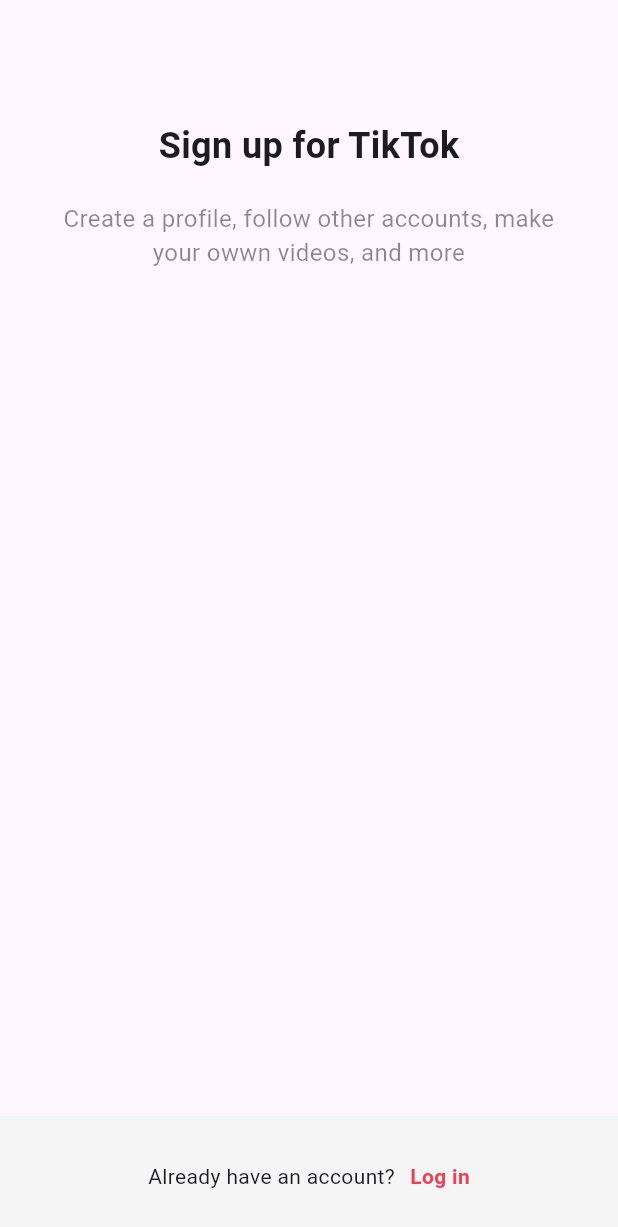
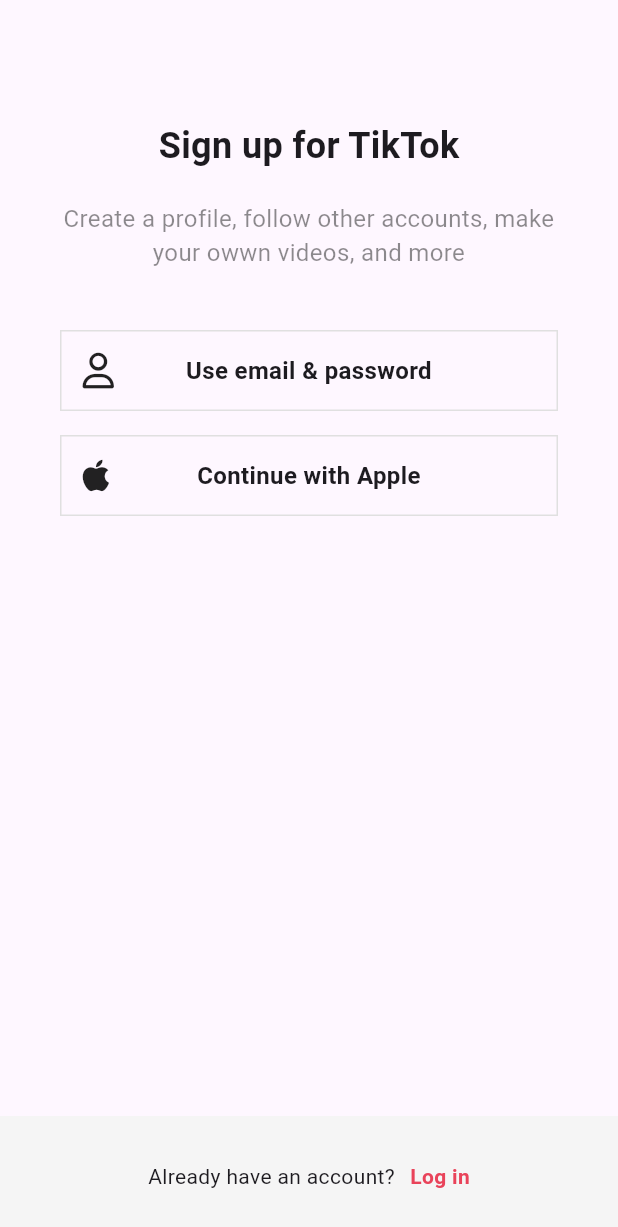
Before and after one commit to lee-jaemmin/tiktokclone, a Flutter app: the screen it shows after launch, on a phone screen of 412 x 824 dp. Shown: the top 1227 px of the screen. Run offline on Flutter 3.47's test engine with Material 3 defaults, Android fonts, the phone set to English and light mode, and no system bars; our stand-ins replace font_awesome_flutter.

Commit message:
AuthButton

```diff
--- /dev/null
+++ b/lib/features/authentication/log_in_screen.dart
@@ -0,0 +1,85 @@
+import 'package:flutter/material.dart';
+import 'package:tiktokclone/constants/gaps.dart';
+import 'package:tiktokclone/constants/sizes.dart';
+import 'package:tiktokclone/features/authentication/widgets/auth_button.dart';
+import 'package:font_awesome_flutter/font_awesome_flutter.dart';
+
+class LoginScreen extends StatelessWidget {
+  const LoginScreen({super.key});
+
+  void onSignupTap(BuildContext context) {
+    Navigator.of(context).pop(); // 여기서도 push하면 stack에 계속 쌓임.
+  }
+
+  @override
+  Widget build(BuildContext context) {
+    return Scaffold(
+      // 반드시 필요
+      body: SafeArea(
+        // '이 안에는 child가 있게 된다'고 보장
+        child: Padding(
+          // 화면 전체 수평 padding 설정
+          padding: const EdgeInsets.symmetric(
+            horizontal: Sizes.size40,
+          ),
+          child: Column(
+            children: [
+              Gaps.v80,
+              Text(
+                'Log in to TikTok',
+                style: TextStyle(
+                  fontSize: Sizes.size24,
+                  fontWeight: FontWeight.w700,
+                ),
+              ),
+              Gaps.v20,
+              Text(
+                'Manage your account, check notifications, comment on videos, and more.',
+                style: TextStyle(
+                  fontSize: Sizes.size16,
+                  color: Colors.black45,
+                ),
+                textAlign: TextAlign.center,
+              ),
+              Gaps.v40,
+              AuthButton(
+                text: "Use email & password",
+                icon: FaIcon(FontAwesomeIcons.user),
+              ),
+              Gaps.v16,
+
+              AuthButton(
+                text: "Continue with Apple ",
+                icon: FaIcon(FontAwesomeIcons.apple),
+              ),
+            ],
+          ),
+        ),
+      ),
+      bottomNavigationBar: BottomAppBar(
+        color: Colors.grey.shade100,
+        elevation: 2,
+        child: Padding(
+          padding: const EdgeInsets.symmetric(vertical: Sizes.size4),
+          child: Row(
+            mainAxisAlignment: MainAxisAlignment.center,
+            children: [
+              Text("Don't have an account?"),
+              Gaps.h10,
+              GestureDetector(
+                onTap: () => onSignupTap(context),
+                child: Text(
+                  'Sign up',
+                  style: TextStyle(
+                    color: Theme.of(context).primaryColor,
+                    fontWeight: FontWeight.w600,
+                  ),
+                ),
+              ),
+            ],
+          ),
+        ),
+      ),
+    );
+  }
+}
--- /dev/null
+++ b/lib/features/authentication/sign_up_screen.dart
@@ -0,0 +1,96 @@
+import 'package:flutter/material.dart';
+import 'package:font_awesome_flutter/font_awesome_flutter.dart';
+import 'package:tiktokclone/constants/gaps.dart';
+import 'package:tiktokclone/constants/sizes.dart';
+import 'package:tiktokclone/features/authentication/log_in_screen.dart';
+import 'package:tiktokclone/features/authentication/widgets/auth_button.dart';
+
+class SignUpScreen extends StatelessWidget {
+  const SignUpScreen({super.key});
+
+  // action을 위해서는 여기 함수 선언 (1번)
+  void onLoginTap(BuildContext context) {
+    Navigator.of(context).push(
+      // MateiralApp에는 Navigator 자동 포함
+      MaterialPageRoute(
+        // builder: 새 페이지 생성하는 함수
+        builder: (context) => LoginScreen(),
+        // context: LoginScreen의 위치. 그 위치에 loginscreen을 부른다는 뜻.
+      ),
+    );
+  }
+
+  @override
+  Widget build(BuildContext context) {
+    return Scaffold(
+      // 반드시 필요
+      body: SafeArea(
+        // '이 안에는 child가 있게 된다'고 보장
+        child: Padding(
+          // 화면 전체 수평 padding 설정
+          padding: const EdgeInsets.symmetric(
+            horizontal: Sizes.size40,
+          ),
+          child: Column(
+            children: [
+              Gaps.v80,
+              Text(
+                'Sign up for TikTok',
+                style: TextStyle(
+                  fontSize: Sizes.size24,
+                  fontWeight: FontWeight.w700,
+                ),
+              ),
+              Gaps.v20,
+              Text(
+                'Create a profile, follow other accounts, make your owwn videos, and more',
+                style: TextStyle(
+                  fontSize: Sizes.size16,
+                  color: Colors.black45,
+                ),
+                textAlign: TextAlign.center,
+              ),
+              Gaps.v40,
+              AuthButton(
+                text: "Use email & password",
+                icon: FaIcon(FontAwesomeIcons.user),
+              ),
+              Gaps.v16,
+
+              AuthButton(
+                text: "Continue with Apple ",
+                icon: FaIcon(FontAwesomeIcons.apple),
+              ),
+            ],
+          ),
+        ),
+      ),
+      bottomNavigationBar: BottomAppBar(
+        color: Colors.grey.shade100,
+        elevation: 2,
+        child: Padding(
+          padding: const EdgeInsets.symmetric(vertical: Sizes.size4),
+          child: Row(
+            mainAxisAlignment: MainAxisAlignment.center,
+            children: [
+              Text('Already have an account?'),
+              Gaps.h10,
+              GestureDetector(
+                onTap: () => onLoginTap(context),
+                // (); 익명함수. onTap이 함수를 기대한대.
+                // 함수 내용이 => 뒤에 있는 거.
+                child: Text(
+                  'Log in',
+                  style: TextStyle(
+                    color: Theme.of(context).primaryColor,
+                    fontWeight: FontWeight.w600,
+                  ),
+                ),
+              ),
+            ],
+          ),
+        ),
+      ),
+    );
+  }
+}
--- /dev/null
+++ b/lib/features/authentication/widgets/auth_button.dart
@@ -0,0 +1,48 @@
+import 'package:flutter/material.dart';
+import 'package:tiktokclone/constants/sizes.dart';
+import 'package:font_awesome_flutter/font_awesome_flutter.dart';
+
+class AuthButton extends StatelessWidget {
+  final String
+  text; // 외부에서 AuthButton을 어찌 사용하는지 보면 됨. text 라는 String 객체가 파라미터로 쓰임.
+  final FaIcon icon;
+
+  const AuthButton({super.key, required this.text, required this.icon});
+
+  @override
+  Widget build(BuildContext context) {
+    return FractionallySizedBox(
+      // 버튼이 양 옆으로 꽉 찼으면 좋겠어서 사용
+      // 부모의 사이즈에 비례해서 크기를 정함. 1000px의 widthFactor 1 ==> 1000px
+      // 여기서는 padding 내부의 column이 부모가 됨.
+      widthFactor: 1,
+      child: Container(
+        padding: EdgeInsets.all(Sizes.size14),
+        decoration: BoxDecoration(
+          border: Border.all(
+            color: Colors.grey.shade300,
+            width: Sizes.size1,
+          ),
+        ),
+        child: Stack(
+          alignment: Alignment.center,
+          children: [
+            Align(
+              // icon은 왼쪽으로 밀고 싶어서. Align으로 감쌈.
+              alignment: Alignment.centerLeft,
+              child: icon,
+            ),
+            Text(
+              text,
+              textAlign: TextAlign.center,
+              style: TextStyle(
+                fontSize: Sizes.size16,
+                fontWeight: FontWeight.w600,
+              ),
+            ),
+          ],
+        ),
+      ),
+    );
+  }
+}
--- a/lib/main.dart
+++ b/lib/main.dart
@@ -1,7 +1,7 @@
 import 'package:flutter/material.dart';
 import 'package:tiktokclone/constants/sizes.dart';
 import 'package:tiktokclone/constants/gaps.dart';
-import 'package:tiktokclone/screens/sign_up/sign_up_screen.dart';
+import 'package:tiktokclone/features/authentication/sign_up_screen.dart';
 
 void main() {
   runApp(const TikTokApp());
@@ -18,7 +18,7 @@ class TikTokApp extends StatelessWidget {
       theme: ThemeData(
         primaryColor: Color(0xFFE9435A),
       ),
-      home: SignUpScreen()
+      home: SignUpScreen(),
     );
   }
 }
--- a/lib/screens/sign_up/sign_up_screen.dart
+++ /dev/null
@@ -1,61 +0,0 @@
-import 'package:flutter/material.dart';
-import 'package:tiktokclone/constants/gaps.dart';
-import 'package:tiktokclone/constants/sizes.dart';
-
-class SignUpScreen extends StatelessWidget {
-  const SignUpScreen({super.key});
-
-  @override
-  Widget build(BuildContext context) {
-    return Scaffold( // 반드시 필요
-      body: SafeArea( // '이 안에는 child가 있게 된다'고 보장
-        child: Padding( // 화면 전체 수평 padding 설정
-          padding: const EdgeInsets.symmetric(
-            horizontal: Sizes.size40,
-          ),
-          child: Column(
-            children: [
-              Gaps.v80,
-              Text(
-                'Sign up for TikTok',
-                style: TextStyle(
-                  fontSize: Sizes.size24,
-                  fontWeight: FontWeight.w700,
-                ),
-              ),
-              Gaps.v20,
-              Text(
-                'Create a profile, follow other accounts, make your owwn videos, and more',
-                style: TextStyle(
-                  fontSize: Sizes.size16,
-                  color: Colors.black45,
-                ),
-                textAlign: TextAlign.center,
-              ),
-            ],
-          ),
-        ),
-      ),
-      bottomNavigationBar: BottomAppBar(
-        color: Colors.grey.shade100,
-        elevation: 2,
-        child: Padding(
-          padding: const EdgeInsets.symmetric(vertical: Sizes.size4),
-          child: Row(
-            mainAxisAlignment: MainAxisAlignment.center,
-            children: [
-              Text ('Already have an account?'),
-              Gaps.h10,
-              Text ('Log in',
-              style: TextStyle(
-                color: Theme.of(context).primaryColor,
-                fontWeight: FontWeight.w600,
-              )
-              ),
-            ],
-          ),
-        ),
-      ),
-    );
-  }
-}
--- a/pubspec.yaml
+++ b/pubspec.yaml
@@ -2,7 +2,7 @@ name: tiktokclone
 description: "A new Flutter project."
 # The following line prevents the package from being accidentally published to
 # pub.dev using `flutter pub publish`. This is preferred for private packages.
-publish_to: 'none' # Remove this line if you wish to publish to pub.dev
+publish_to: "none" # Remove this line if you wish to publish to pub.dev
 
 # The following defines the version and build number for your application.
 # A version number is three numbers separated by dots, like 1.2.43
@@ -35,6 +35,8 @@ dependencies:
   # Use with the CupertinoIcons class for iOS style icons.
   cupertino_icons: ^1.0.8
 
+  font_awesome_flutter: 10.3.0
+
 dev_dependencies:
   flutter_test:
     sdk: flutter
@@ -51,7 +53,6 @@ dev_dependencies:
 
 # The following section is specific to Flutter packages.
 flutter:
-
   # The following line ensures that the Material Icons font is
   # included with your application, so that you can use the icons in
   # the material Icons class.
```
Also changed, not shown: pubspec.lock.
